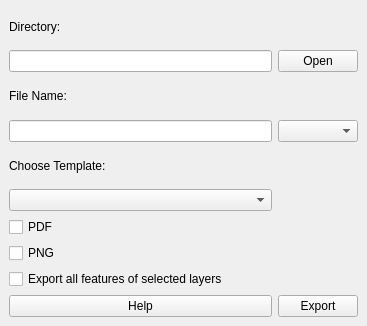
The window that main_dockwidget_base.ui (blasflorian/map_exporter_plugin) describes before a commit, drawn with Qt 5.
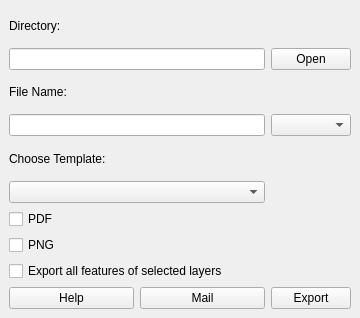
The same window after the commit.

Commit message: Create ui and code foundation

```diff
--- a/main_dockwidget_base.ui
+++ b/main_dockwidget_base.ui
@@ -6,8 +6,8 @@
    <rect>
     <x>0</x>
     <y>0</y>
-    <width>367</width>
-    <height>326</height>
+    <width>360</width>
+    <height>318</height>
    </rect>
   </property>
   <property name="windowTitle">
@@ -84,11 +84,22 @@
      </widget>
     </item>
     <item row="11" column="1">
-     <widget class="QPushButton" name="pushButton_help">
-      <property name="text">
-       <string>Help</string>
-      </property>
-     </widget>
+     <layout class="QHBoxLayout" name="horizontalLayout">
+      <item>
+       <widget class="QPushButton" name="pushButton_help">
+        <property name="text">
+         <string>Help</string>
+        </property>
+       </widget>
+      </item>
+      <item>
+       <widget class="QPushButton" name="pushButton_mail">
+        <property name="text">
+         <string>Mail</string>
+        </property>
+       </widget>
+      </item>
+     </layout>
     </item>
    </layout>
   </widget>
```
Left out of the diff: 44 changed lines with no effect on the pictures. The commit also changes 7 other files.
